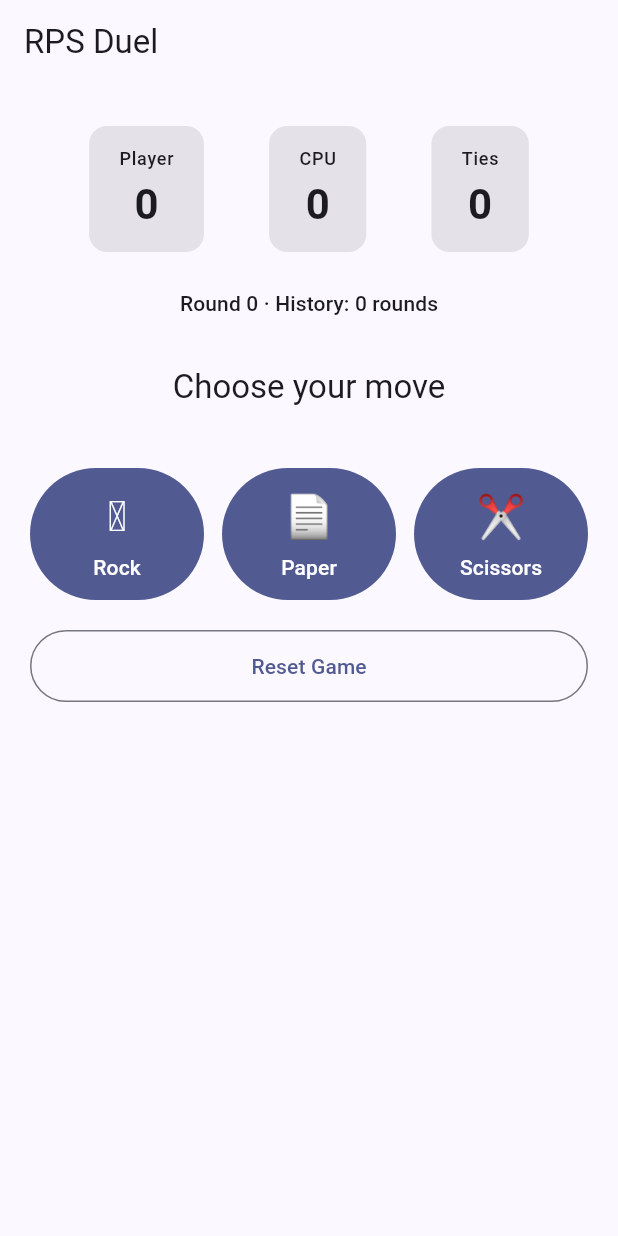
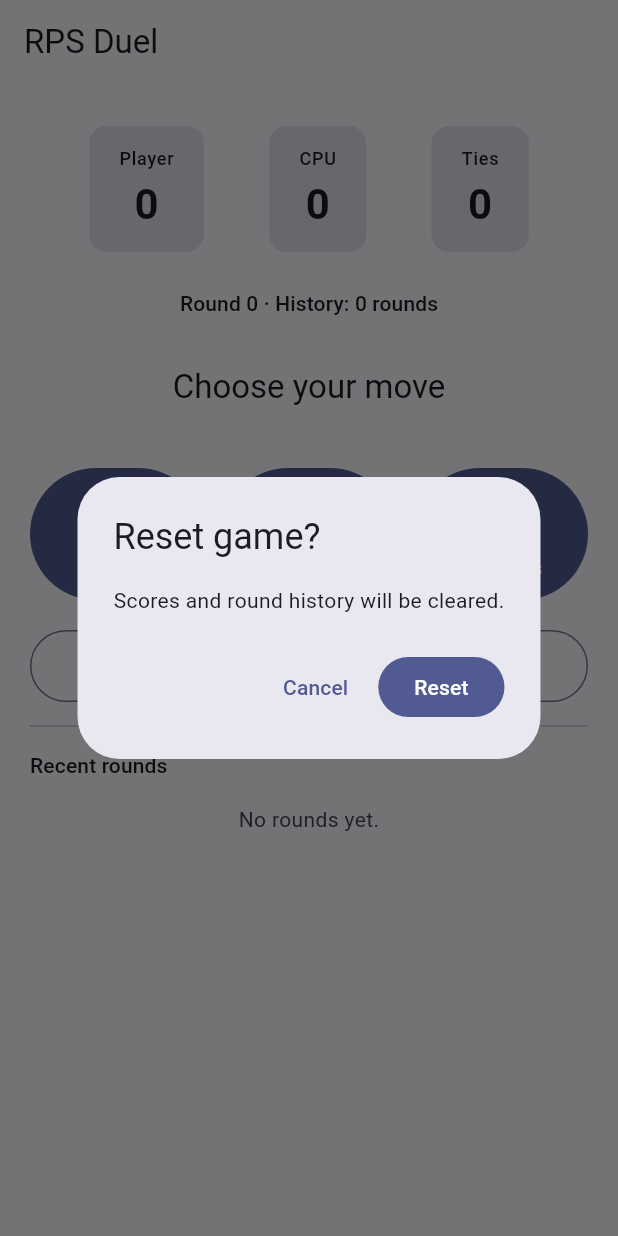
Before and after one commit to fvarli/rps_duel, a Flutter app: the screen it shows after launch, after a tap on "Reset Game", on a phone screen of 412 x 824 dp. Run offline on Flutter 3.47's test engine with Material 3 defaults, Android fonts, the phone set to English and light mode, and no system bars; our stand-ins replace flutter_riverpod, go_router; generated files the repository leaves out were written again.

Commit message:
feat: playable RPS Duel MVP through Phase 5

```diff
--- a/lib/ui/game/game_screen.dart
+++ b/lib/ui/game/game_screen.dart
@@ -6,6 +6,7 @@ import 'package:rps_duel/domain/duel_controller.dart';
 import 'package:rps_duel/domain/duel_phase.dart';
 import 'package:rps_duel/domain/move_choice.dart';
 import 'package:rps_duel/domain/round_outcome.dart';
+import 'package:rps_duel/domain/round_record.dart';
 import 'package:rps_duel/ui/game/move_button.dart';
 
 class GameScreen extends StatefulWidget {
@@ -50,8 +51,28 @@ class _GameScreenState extends State<GameScreen> {
     _controller.nextRound();
   }
 
-  void _reset() {
-    _controller.reset();
+  Future<void> _confirmReset() async {
+    final confirmed = await showDialog<bool>(
+      context: context,
+      builder: (ctx) => AlertDialog(
+        title: const Text('Reset game?'),
+        content: const Text('Scores and round history will be cleared.'),
+        actions: <Widget>[
+          TextButton(
+            onPressed: () => Navigator.of(ctx).pop(false),
+            child: const Text('Cancel'),
+          ),
+          FilledButton(
+            onPressed: () => Navigator.of(ctx).pop(true),
+            child: const Text('Reset'),
+          ),
+        ],
+      ),
+    );
+    if (!mounted) return;
+    if (confirmed ?? false) {
+      _controller.reset();
+    }
   }
 
   @override
@@ -154,10 +175,13 @@ class _GameScreenState extends State<GameScreen> {
               SizedBox(
                 height: 48,
                 child: OutlinedButton(
-                  onPressed: _reset,
+                  onPressed: () {
+                    unawaited(_confirmReset());
+                  },
                   child: const Text('Reset Game'),
                 ),
               ),
+              _HistorySection(history: state.history),
             ],
           ),
         ),
@@ -264,6 +288,52 @@ class _MoveDisplay extends StatelessWidget {
   }
 }
 
+class _HistorySection extends StatelessWidget {
+  const _HistorySection({required this.history});
+
+  final List<RoundRecord> history;
+
+  @override
+  Widget build(BuildContext context) {
+    final theme = Theme.of(context);
+    final total = history.length;
+    final visible = history.reversed.take(5).toList();
+
+    return Column(
+      crossAxisAlignment: CrossAxisAlignment.stretch,
+      children: <Widget>[
+        const Divider(height: 32),
+        Text('Recent rounds', style: theme.textTheme.titleSmall),
+        const SizedBox(height: 8),
+        if (visible.isEmpty)
+          Padding(
+            padding: const EdgeInsets.symmetric(vertical: 8),
+            child: Text(
+              'No rounds yet.',
+              style: theme.textTheme.bodyMedium?.copyWith(
+                color: theme.colorScheme.onSurfaceVariant,
+              ),
+              textAlign: TextAlign.center,
+            ),
+          )
+        else
+          for (var i = 0; i < visible.length; i++)
+            Padding(
+              padding: const EdgeInsets.symmetric(vertical: 4),
+              child: Text(
+                '${total - i} · '
+                '${_emojiFor(visible[i].playerMove)} ${_labelFor(visible[i].playerMove)}'
+                '  vs  '
+                '${_emojiFor(visible[i].cpuMove)} ${_labelFor(visible[i].cpuMove)}'
+                '  ·  ${_outcomeText(visible[i].outcome)}',
+                style: theme.textTheme.bodySmall,
+              ),
+            ),
+      ],
+    );
+  }
+}
+
 String _emojiFor(MoveChoice move) {
   return switch (move) {
     MoveChoice.rock => '🪨',
```
Also changed, not shown: 1 other file.
